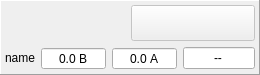
The window that zrm/zrmchannelmimimal.ui (dostapazov/powermon_v4) describes before a commit, drawn with Qt 5.
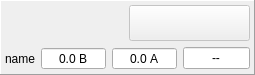
The same window after the commit. Icons and pictures are not drawn. Custom widgets are drawn as their Qt base class.

```diff
--- a/zrm/zrmchannelmimimal.ui
+++ b/zrm/zrmchannelmimimal.ui
@@ -6,12 +6,12 @@
    <rect>
     <x>0</x>
     <y>0</y>
-    <width>260</width>
+    <width>255</width>
     <height>75</height>
    </rect>
   </property>
   <property name="sizePolicy">
-   <sizepolicy hsizetype="Maximum" vsizetype="Preferred">
+   <sizepolicy hsizetype="Fixed" vsizetype="Fixed">
     <horstretch>0</horstretch>
     <verstretch>0</verstretch>
    </sizepolicy>
@@ -40,12 +40,6 @@
    </property>
    <item>
     <widget class="QFrame" name="frame">
-     <property name="sizePolicy">
-      <sizepolicy hsizetype="Maximum" vsizetype="Maximum">
-       <horstretch>0</horstretch>
-       <verstretch>0</verstretch>
-      </sizepolicy>
-     </property>
      <property name="frameShape">
       <enum>QFrame::Panel</enum>
      </property>
@@ -141,12 +135,6 @@
           </property>
           <item>
            <widget class="QLabel" name="name">
-            <property name="sizePolicy">
-             <sizepolicy hsizetype="Maximum" vsizetype="Fixed">
-              <horstretch>0</horstretch>
-              <verstretch>0</verstretch>
-             </sizepolicy>
-            </property>
             <property name="text">
              <string>name</string>
             </property>
```
